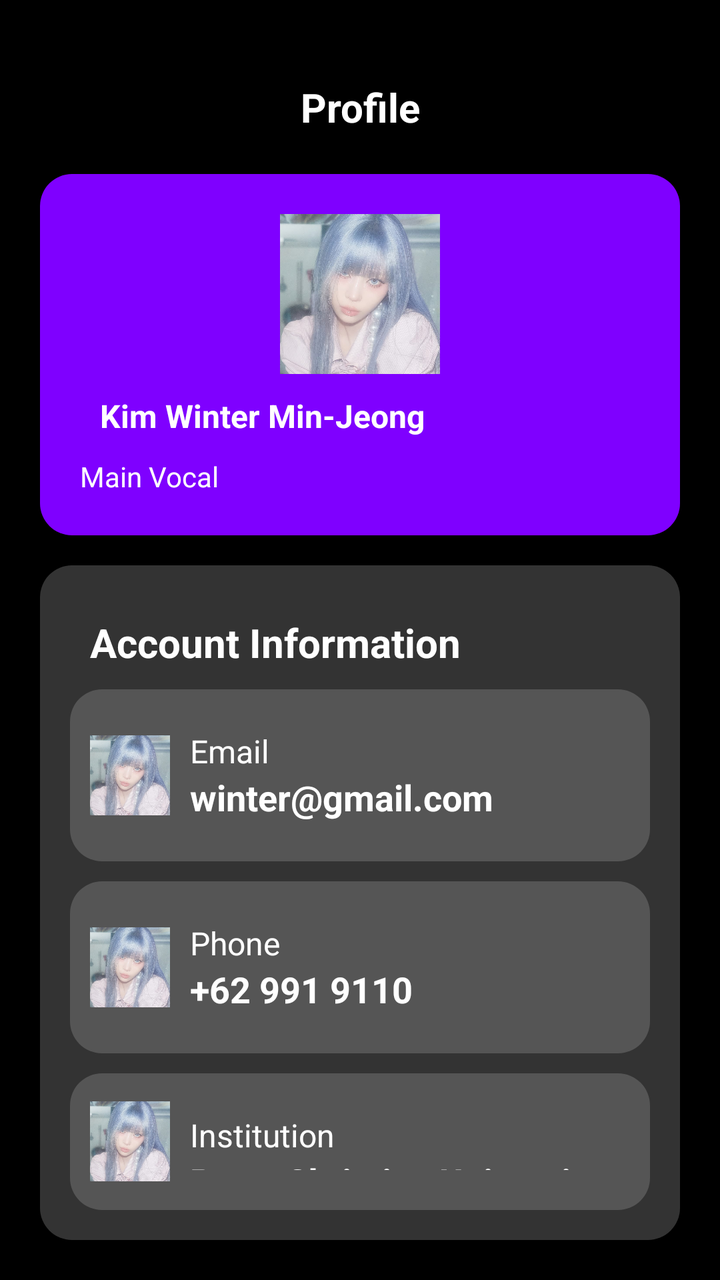
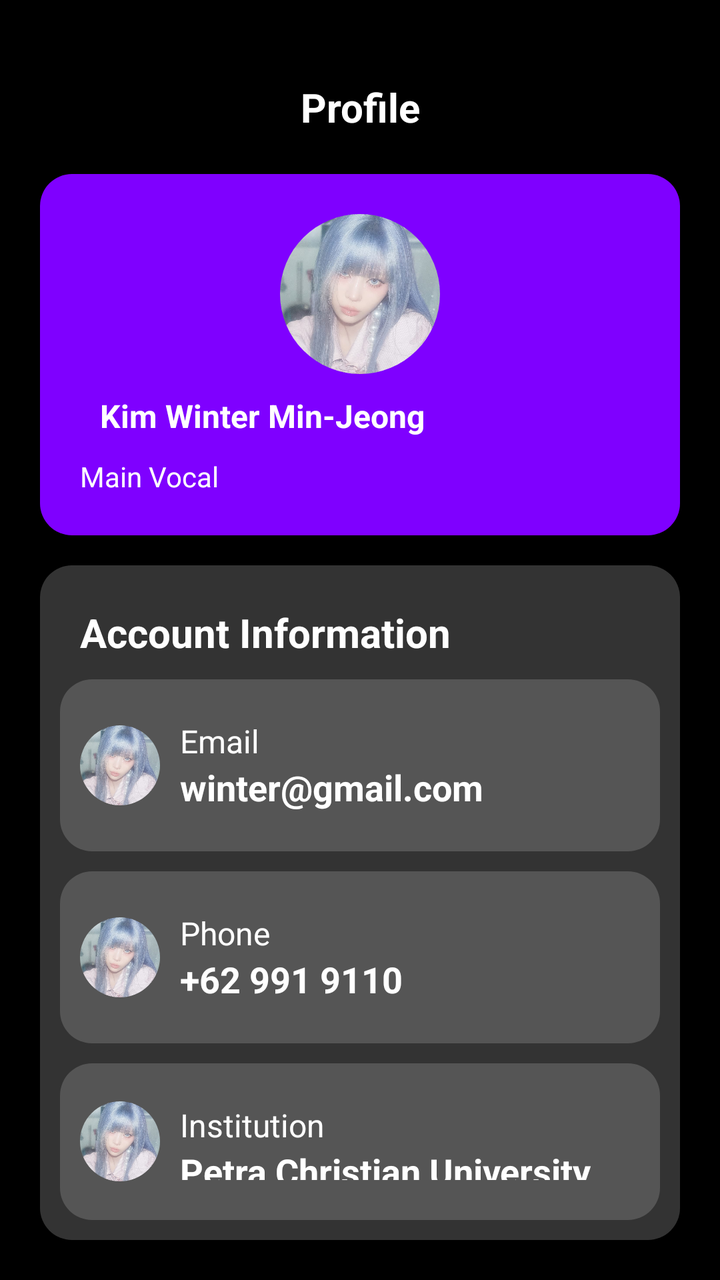

Screens rendered from an Android XML layout before and after an edit, with the pre-edit source and the edit as a unified diff.
<!-- AndroidManifest.xml: application theme Theme.LatianTest -->
<!-- res/layout/activity_main.xml -->
<?xml version="1.0" encoding="utf-8"?>
<LinearLayout xmlns:android="http://schemas.android.com/apk/res/android"
    xmlns:app="http://schemas.android.com/apk/res-auto"
    xmlns:tools="http://schemas.android.com/tools"
    android:id="@+id/main"
    android:layout_width="match_parent"
    android:layout_height="match_parent"
    tools:context=".MainActivity"
    android:orientation="vertical"
    android:background="@color/black"
    android:padding="20dp">
    
    
    <LinearLayout
        android:layout_width="match_parent"
        android:layout_height="wrap_content"
        android:orientation="vertical"
        android:padding="20dp">
        <TextView
            android:layout_width="match_parent"
            android:layout_height="wrap_content"
            android:text="Profile"
            android:gravity="center"
            android:textAlignment="center"
            android:textStyle="bold"
            android:textSize="20sp"
            android:textColor="#FFFFFF"/>
    </LinearLayout>
    
    <LinearLayout
        android:layout_width="match_parent"
        android:layout_height="wrap_content"
        android:orientation="vertical"
        android:background="@drawable/bg_modern_card_rounded"
        android:padding="20dp">
        <ImageView
            android:layout_width="80dp"
            android:layout_height="80dp"
            android:background="@drawable/shape_profile"
            android:src="@drawable/propil"
            android:layout_gravity="center" />

        <TextView
            android:layout_width="match_parent"
            android:layout_height="wrap_content"
            android:text="Kim Winter Min-Jeong"
            android:textColor="#FFFFFF"
            android:textSize="16sp"
            android:textStyle="bold"
            android:textAlignment="center"
            android:padding="10dp"
            android:layout_gravity="center"/>

        <TextView
            android:layout_width="match_parent"
            android:layout_height="wrap_content"
            android:text="Main Vocal"
            android:textSize="14sp"
            android:textColor="#FFFFFF"
            android:layout_gravity="center"
            android:textAlignment="center"/>

    </LinearLayout>
    
    <LinearLayout
        android:layout_width="match_parent"
        android:layout_height="wrap_content"
        android:orientation="vertical"
        android:background="@drawable/rounded_card"
        android:id="@+id/acc_info"
        android:padding="15dp"
        android:layout_marginTop="15dp">

        <TextView
            android:layout_width="match_parent"
            android:layout_height="wrap_content"
            android:text="Account Information"
            android:textStyle="bold"
            android:textSize="20sp"
            android:textColor="#FFFFFF"
            android:padding="10dp"/>
        
        <LinearLayout
            android:layout_width="match_parent"
            android:layout_height="wrap_content"
            android:orientation="horizontal"
            android:background="@drawable/rounded_card2"
            android:padding="10dp">
            <ImageView
                android:layout_width="40dp"
                android:layout_height="40dp"
                android:src="@drawable/propil"
                android:layout_gravity="center"/>

            <LinearLayout
                android:layout_width="match_parent"
                android:layout_height="wrap_content"
                android:orientation="vertical"
                android:padding="5dp"
                android:layout_margin="5dp">

                <TextView
                    android:layout_width="match_parent"
                    android:layout_height="wrap_content"
                    android:text="Email"
                    android:textColor="#FFFFFF"
                    android:textSize="16sp"/>
                <TextView
                    android:layout_width="match_parent"
                    android:layout_height="wrap_content"
                    android:id="@+id/email"
                    android:text="winter@gmail.com"
                    android:textColor="#FFFFFF"
                    android:textSize="18sp"
                    android:textStyle="bold"/>
            </LinearLayout>
        </LinearLayout>
        
        <LinearLayout
            android:layout_width="match_parent"
            android:layout_height="wrap_content"
            android:orientation="horizontal"
            android:background="@drawable/rounded_card2"
            android:padding="10dp"
            android:layout_marginTop="10dp">
            <ImageView
                android:layout_width="40dp"
                android:layout_height="40dp"
                android:src="@drawable/propil"
                android:layout_gravity="center"/>

            <LinearLayout
                android:layout_width="match_parent"
                android:layout_height="wrap_content"
                android:orientation="vertical"
                android:padding="5dp"
                android:layout_margin="5dp">

                <TextView
                    android:layout_width="match_parent"
                    android:layout_height="wrap_content"
                    android:text="Phone"
                    android:textColor="#FFFFFF"
                    android:textSize="16sp"/>
                <TextView
                    android:layout_width="match_parent"
                    android:layout_height="wrap_content"
                    android:id="@+id/phone"
                    android:text="+62 991 9110"
                    android:textColor="#FFFFFF"
                    android:textSize="18sp"
                    android:textStyle="bold"/>
            </LinearLayout>
        </LinearLayout>
        
        <LinearLayout
            android:layout_width="match_parent"
            android:layout_height="wrap_content"
            android:orientation="horizontal"
            android:background="@drawable/rounded_card2"
            android:padding="10dp"
            android:layout_marginTop="10dp">
            <ImageView
                android:layout_width="40dp"
                android:layout_height="40dp"
                android:src="@drawable/propil"
                android:layout_gravity="center"/>

            <LinearLayout
                android:layout_width="match_parent"
                android:layout_height="wrap_content"
                android:orientation="vertical"
                android:padding="5dp"
                android:layout_margin="5dp">

                <TextView
                    android:layout_width="match_parent"
                    android:layout_height="wrap_content"
                    android:text="Institution"
                    android:textColor="#FFFFFF"
                    android:textSize="16sp"/>
                <TextView
                    android:layout_width="match_parent"
                    android:layout_height="wrap_content"
                    android:text="Petra Christian University"
                    android:textColor="#FFFFFF"
                    android:textSize="18sp"
                    android:textStyle="bold"/>
            </LinearLayout>
        </LinearLayout>
        
        <LinearLayout
            android:layout_width="match_parent"
            android:layout_height="wrap_content"
            android:orientation="horizontal"
            android:background="@drawable/rounded_card2"
            android:padding="10dp"
            android:layout_marginTop="10dp">
            <ImageView
                android:layout_width="40dp"
                android:layout_height="40dp"
                android:src="@drawable/propil"
                android:layout_gravity="center"/>

            <LinearLayout
                android:layout_width="match_parent"
                android:layout_height="wrap_content"
                android:orientation="vertical"
                android:padding="5dp"
                android:layout_margin="5dp">

                <TextView
                    android:layout_width="match_parent"
                    android:layout_height="wrap_content"
                    android:text="Role"
                    android:textColor="#FFFFFF"
                    android:textSize="16sp"/>
                <TextView
                    android:layout_width="match_parent"
                    android:layout_height="wrap_content"
                    android:id="@+id/role"
                    android:text="Admin"
                    android:textColor="#FFFFFF"
                    android:textSize="18sp"
                    android:textStyle="bold"/>
            </LinearLayout>
        </LinearLayout>
    </LinearLayout>
    
</LinearLayout>
<!-- resources referenced by this layout -->
<resources>
  <color name="black">#FF000000</color>
  <!-- drawable bg_modern_card_rounded (drawable) -->
  <?xml version="1.0" encoding="utf-8"?>
  <shape xmlns:android="http://schemas.android.com/apk/res/android"
      android:shape="rectangle">
      <corners android:radius="16dp"/>
      <solid android:color="#7F00FF"/>
  </shape>
  <!-- drawable propil: jpeg bitmap (drawable, 77477 bytes) -->
  <!-- drawable rounded_card (drawable) -->
  <?xml version="1.0" encoding="utf-8"?>
  <shape xmlns:android="http://schemas.android.com/apk/res/android"
      android:shape="rectangle">
      <corners android:radius="16dp"/>
      <solid android:color="#333333"/>
  </shape>
  <!-- drawable rounded_card2 (drawable) -->
  <?xml version="1.0" encoding="utf-8"?>
  <shape xmlns:android="http://schemas.android.com/apk/res/android"
      android:shape="rectangle">
      <corners android:radius="16dp"/>
      <solid android:color="#555555"/>
  </shape>
  <!-- drawable shape_profile (drawable) -->
  <?xml version="1.0" encoding="utf-8"?>
  <shape xmlns:android="http://schemas.android.com/apk/res/android"
      android:shape="oval">
  </shape>
  <style name="Theme.LatianTest" parent="Base.Theme.LatianTest" />
  <style name="Base.Theme.LatianTest" parent="Theme.Material3.DayNight.NoActionBar">
          
          
      </style>
</resources>

<!-- the commit's change to res/layout/activity_main.xml (unified diff, before → after) -->
@@ -38,7 +38,9 @@
             android:layout_height="80dp"
             android:background="@drawable/shape_profile"
             android:src="@drawable/propil"
-            android:layout_gravity="center" />
+            android:layout_gravity="center"
+            android:clipToOutline="true"
+            android:scaleType="centerCrop"/>
 
         <TextView
             android:layout_width="match_parent"
@@ -68,7 +70,7 @@
         android:orientation="vertical"
         android:background="@drawable/rounded_card"
         android:id="@+id/acc_info"
-        android:padding="15dp"
+        android:padding="10dp"
         android:layout_marginTop="15dp">
 
         <TextView
@@ -89,8 +91,11 @@
             <ImageView
                 android:layout_width="40dp"
                 android:layout_height="40dp"
-                android:src="@drawable/propil"
-                android:layout_gravity="center"/>
+                android:background="@drawable/shape_profile"
+                android:src="@drawable/propil"
+                android:layout_gravity="center"
+                android:clipToOutline="true"
+                android:scaleType="centerCrop"/>
 
             <LinearLayout
                 android:layout_width="match_parent"
@@ -127,7 +132,10 @@
                 android:layout_width="40dp"
                 android:layout_height="40dp"
                 android:src="@drawable/propil"
-                android:layout_gravity="center"/>
+                android:layout_gravity="center"
+                android:clipToOutline="true"
+                android:scaleType="centerCrop"
+                android:background="@drawable/shape_profile"/>
 
             <LinearLayout
                 android:layout_width="match_parent"
@@ -164,7 +172,10 @@
                 android:layout_width="40dp"
                 android:layout_height="40dp"
                 android:src="@drawable/propil"
-                android:layout_gravity="center"/>
+                android:layout_gravity="center"
+                android:clipToOutline="true"
+                android:scaleType="centerCrop"
+                android:background="@drawable/shape_profile"/>
 
             <LinearLayout
                 android:layout_width="match_parent"
@@ -200,7 +211,10 @@
                 android:layout_width="40dp"
                 android:layout_height="40dp"
                 android:src="@drawable/propil"
-                android:layout_gravity="center"/>
+                android:layout_gravity="center"
+                android:clipToOutline="true"
+                android:scaleType="centerCrop"
+                android:background="@drawable/shape_profile"/>
 
             <LinearLayout
                 android:layout_width="match_parent"
